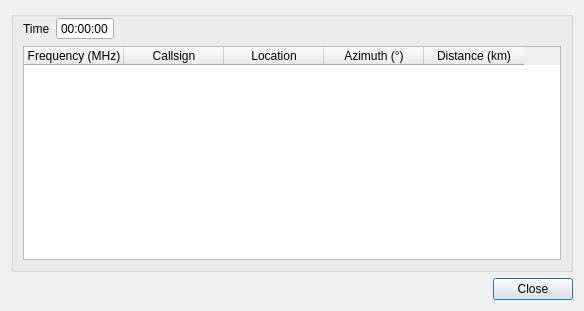
Before: the Qt Designer form plugins/feature/map/mapibpbeacondialog.ui in f4exb/sdrangel, drawn with Qt 5.
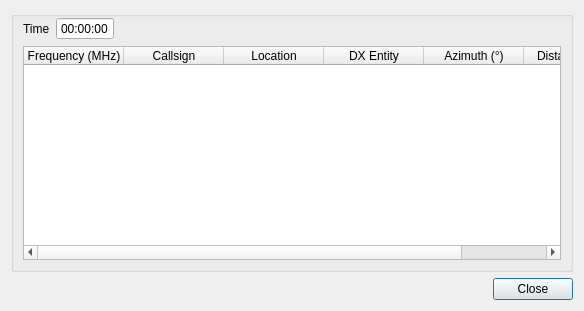
After: the same form once the commit is applied.

Commit message: IBP Beacons: Add the "DX Entity" column as in the IBP website

```diff
--- a/plugins/feature/map/mapibpbeacondialog.ui
+++ b/plugins/feature/map/mapibpbeacondialog.ui
@@ -89,6 +89,11 @@
           <string>Location</string>
          </property>
         </column>
+        <column>
+         <property name="text">
+          <string>DX Entity</string>
+         </property>
+        </column>
         <column>
          <property name="text">
           <string>Azimuth (°)</string>
```
The commit also changes 4 other files.
